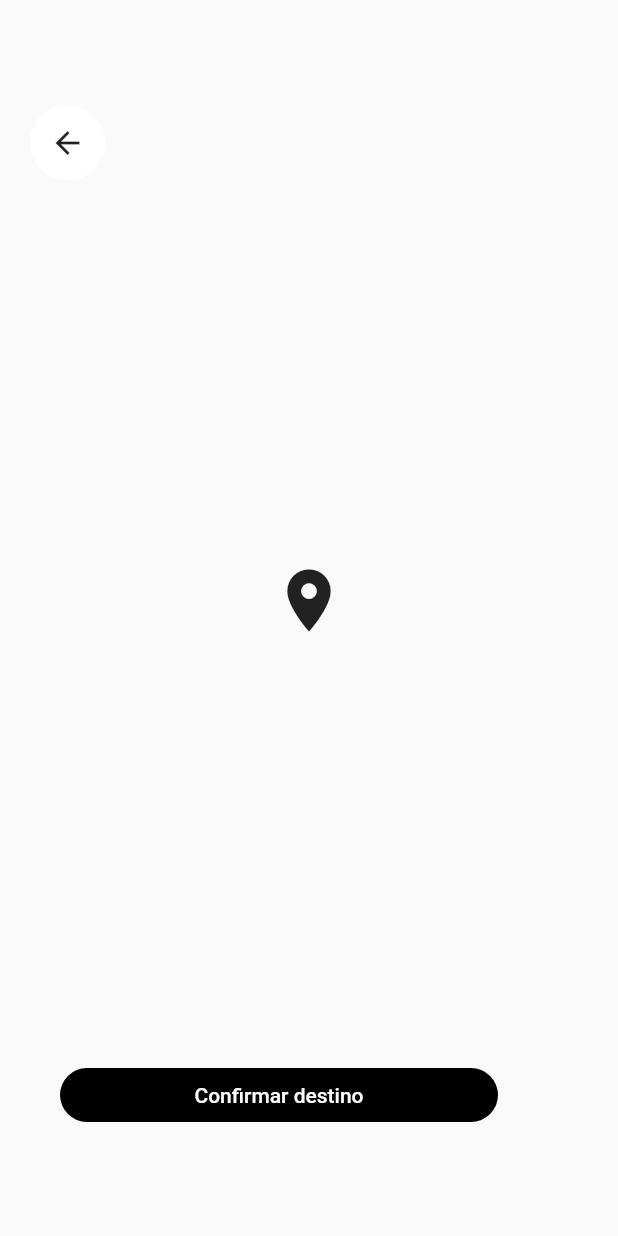
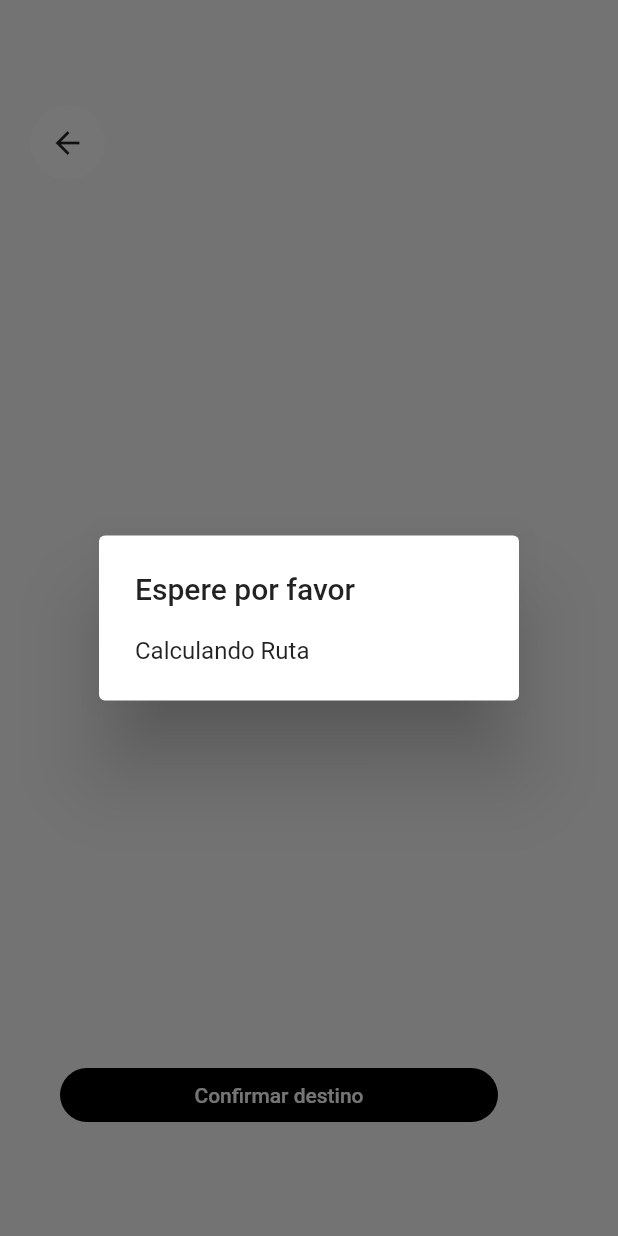
Before and after one commit to valdeortiz/mapas_flutter, a Flutter app: the _BuildMarcadorManual widget shown alone on an empty page, opened directly, after a tap on "Confirmar destino", on a phone screen of 412 x 824 dp. Run offline on Flutter 3.47's test engine with Material 2 defaults, Android fonts, the phone set to English and light mode, and no system bars; our stand-ins replace animate_do, bloc, dio, flutter_bloc, geolocator, google_maps_flutter and 1 more; missing offline and left inert: polyline.

Commit message:
polyline inicio destino en marcador manual terminado

```diff
--- a/lib/bloc/mapa/mapa_bloc.dart
+++ b/lib/bloc/mapa/mapa_bloc.dart
@@ -22,6 +22,13 @@ class MapaBloc extends Bloc<MapaEvent, MapaState> {
     ),
     width: 4,
     color: Colors.transparent,
+  );
+  Polyline _miRutaDestino = Polyline(
+    polylineId: PolylineId(
+      'mi_ruta_destino',
+    ),
+    width: 4,
+    color: Colors.black87,
   );
 
   void initMapa(GoogleMapController controller) {
@@ -51,6 +58,8 @@ class MapaBloc extends Bloc<MapaEvent, MapaState> {
       yield* this._onSeguirUbicacion(event);
     } else if (event is OnMovioMapa) {
       yield state.copyWith(ubicacionCentral: event.centroMapa);
+    } else if (event is OnCrearRutaInicioDestino) {
+      yield* this._onCrearRutaInicioDestino(event);
     }
   }
 
@@ -89,4 +98,13 @@ class MapaBloc extends Bloc<MapaEvent, MapaState> {
     }
     yield state.copyWith(seguirUbicacion: !state.seguirUbicacion);
   }
+
+  Stream<MapaState> _onCrearRutaInicioDestino(
+      OnCrearRutaInicioDestino event) async* {
+    this._miRutaDestino =
+        this._miRutaDestino.copyWith(pointsParam: event.rutaCoordenadas);
+    final currentPolylines = state.polylines;
+    currentPolylines['mi_ruta_destino'] = this._miRutaDestino;
+    yield state.copyWith(polylines: currentPolylines);
+  }
 }
--- a/lib/bloc/mapa/mapa_event.dart
+++ b/lib/bloc/mapa/mapa_event.dart
@@ -8,6 +8,14 @@ class OnMapaListo extends MapaEvent {}
 class OnMarcarRecorrido extends MapaEvent {}
 
 class OnSeguirUbicacion extends MapaEvent {}
+
+class OnCrearRutaInicioDestino extends MapaEvent {
+  final List<LatLng> rutaCoordenadas;
+  final double distancia;
+  final double duracion;
+
+  OnCrearRutaInicioDestino(this.rutaCoordenadas, this.distancia, this.duracion);
+}
 
 class OnMovioMapa extends MapaEvent {
   final LatLng centroMapa;
--- /dev/null
+++ b/lib/helpers/calculando_alerta.dart
@@ -0,0 +1,22 @@
+part of 'helpers.dart';
+
+void calculandoAlerta(BuildContext context) {
+  if (Platform.isAndroid) {
+    showDialog(
+        context: context,
+        builder: (context) => AlertDialog(
+              title: Text("Espere por favor"),
+              content: Text("Calculando Ruta"),
+            ));
+  } else {
+    showCupertinoDialog(
+      context: context,
+      builder: (context) {
+        return CupertinoAlertDialog(
+          title: Text("Espera por favor"),
+          content: CupertinoActivityIndicator(),
+        );
+      },
+    );
+  }
+}
--- a/lib/helpers/helpers.dart
+++ b/lib/helpers/helpers.dart
@@ -1,3 +1,7 @@
+import 'dart:io';
+
+import 'package:flutter/cupertino.dart';
 import 'package:flutter/material.dart';
 
 part 'navegar_fadein.dart';
+part 'calculando_alerta.dart';
--- a/lib/pages/mapa_page.dart
+++ b/lib/pages/mapa_page.dart
@@ -59,6 +59,8 @@ class _MapaPageState extends State<MapaPage> {
     final cameraPosition =
         new CameraPosition(target: state.ubicacion, zoom: 15);
 
+    return BlocBuilder<MapaBloc, MapaState>(
+      builder: (context, _) {
         return GoogleMap(
           initialCameraPosition: cameraPosition,
           myLocationButtonEnabled: false,
@@ -72,5 +74,7 @@ class _MapaPageState extends State<MapaPage> {
           },
           // onCameraIdle: ,  Se ejecuta cuando el mapa se deja de mover
         );
+      },
+    );
   }
 }
--- a/lib/widgets/marcador_manual.dart
+++ b/lib/widgets/marcador_manual.dart
@@ -87,16 +87,28 @@ class _BuildMarcadorManual extends StatelessWidget {
   }
 
   Future<void> calcularDestino(BuildContext context) async {
+    calculandoAlerta(context);
+    final mapaBloc = context.bloc<MapaBloc>();
     final trafficService = new TrafficService();
     final inicio = context.bloc<MiUbicacionBloc>().state.ubicacion;
-    final destino = context.bloc<MapaBloc>().state.ubicacionCentral;
+    final destino = mapaBloc.state.ubicacionCentral;
     final trafficResponse =
         await trafficService.getCoordsInicioYDestino(inicio, destino);
 
     final geometry = trafficResponse.routes[0].geometry;
     final duracion = trafficResponse.routes[0].duration;
     final distancia = trafficResponse.routes[0].distance;
+
+    //decodificar los puntos del geometry que se encuentra en encrip en polyline6
     final points = Poly.Polyline.Decode(encodedString: geometry, precision: 6)
         .decodedCoords;
+
+    final List<LatLng> rutaCoordenadas =
+        points.map((point) => LatLng(point[0], point[1])).toList();
+
+    mapaBloc
+        .add(OnCrearRutaInicioDestino(rutaCoordenadas, distancia, duracion));
+    Navigator.of(context).pop();
+    context.bloc<BusquedaBloc>().add(OnDesactivarMarcadorManual());
   }
 }
--- a/lib/widgets/widgets.dart
+++ b/lib/widgets/widgets.dart
@@ -1,10 +1,12 @@
 import 'package:animate_do/animate_do.dart';
 import 'package:flutter/material.dart';
 import 'package:flutter_bloc/flutter_bloc.dart';
+import 'package:google_maps_flutter/google_maps_flutter.dart';
 
 import 'package:mapas_app/bloc/busqueda/busqueda_bloc.dart';
 import 'package:mapas_app/bloc/mapa/mapa_bloc.dart';
 import 'package:mapas_app/bloc/mi_ubicacion/mi_ubicacion_bloc.dart';
+import 'package:mapas_app/helpers/helpers.dart';
 import 'package:polyline/polyline.dart' as Poly;
 import 'package:mapas_app/models/search_results.dart';
 import 'package:mapas_app/search/search_destination.dart';
```
Lines whose indentation alone changed are shown as unchanged.
